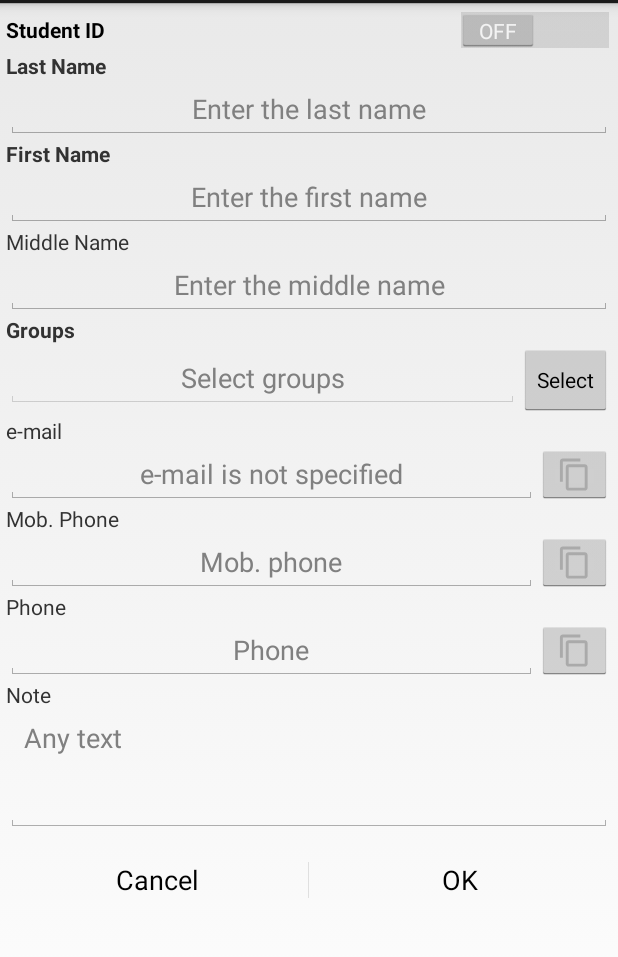
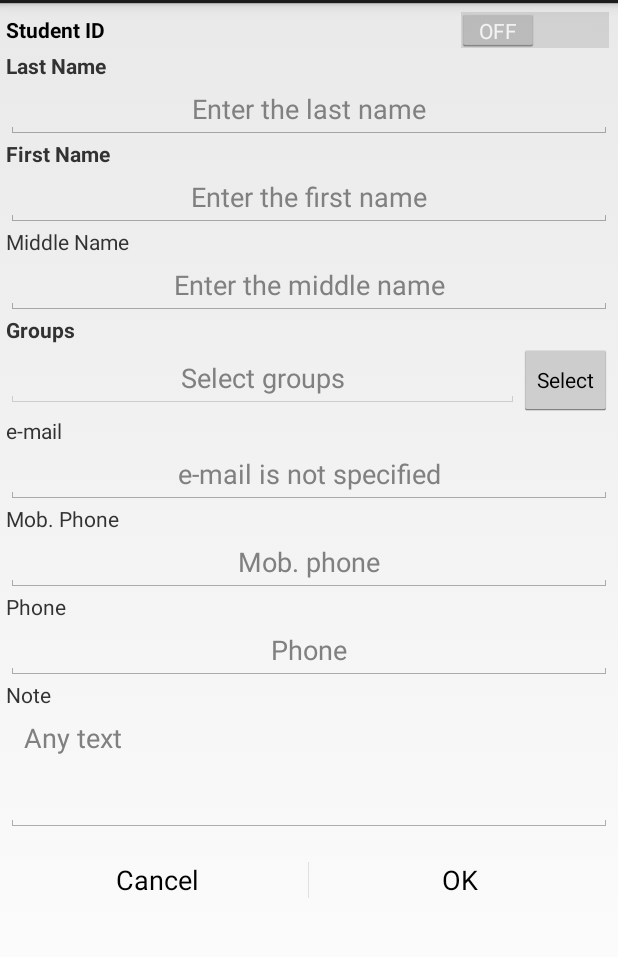
Before and after one commit to drstranges/SJournal, an Android app: the fragment StudentAUDDialog shown on its own in the app's theme, on a phone screen of 412 x 824 dp, the part 69-1026 px from its top. Run offline under Robolectric (Android 15) with nearby library versions, the light colour scheme and no system bars; 3 statements that could not run were skipped.

Commit message:
Hide button to copy Student's phone number

```diff
--- a/app/src/main/res/layout-port/dialog_student.xml
+++ b/app/src/main/res/layout-port/dialog_student.xml
@@ -154,6 +154,7 @@
                     android:cropToPadding="false"
                     android:minWidth="@dimen/btn_small_min_width"
                     android:scaleType="fitCenter"
+                    android:visibility="gone"
                     android:src="@drawable/ic_copy"/>
             </LinearLayout>
 
@@ -190,6 +191,7 @@
                     android:cropToPadding="false"
                     android:minWidth="@dimen/btn_small_min_width"
                     android:scaleType="fitCenter"
+                    android:visibility="gone"
                     android:src="@drawable/ic_copy"/>
             </LinearLayout>
 
@@ -226,6 +228,7 @@
                     android:cropToPadding="false"
                     android:minWidth="@dimen/btn_small_min_width"
                     android:scaleType="fitCenter"
+                    android:visibility="gone"
                     android:src="@drawable/ic_copy"/>
             </LinearLayout>
 
--- a/app/src/main/res/layout/dialog_student.xml
+++ b/app/src/main/res/layout/dialog_student.xml
@@ -177,6 +177,7 @@
                         android:cropToPadding="false"
                         android:minWidth="@dimen/btn_small_min_width"
                         android:scaleType="fitCenter"
+                        android:visibility="gone"
                         android:src="@drawable/ic_copy"/>
                 </LinearLayout>
 
@@ -213,6 +214,7 @@
                         android:cropToPadding="false"
                         android:minWidth="@dimen/btn_small_min_width"
                         android:scaleType="fitCenter"
+                        android:visibility="gone"
                         android:src="@drawable/ic_copy"/>
                 </LinearLayout>
 
@@ -249,6 +251,7 @@
                         android:cropToPadding="false"
                         android:minWidth="@dimen/btn_small_min_width"
                         android:scaleType="fitCenter"
+                        android:visibility="gone"
                         android:src="@drawable/ic_copy"/>
                 </LinearLayout>
 
```
